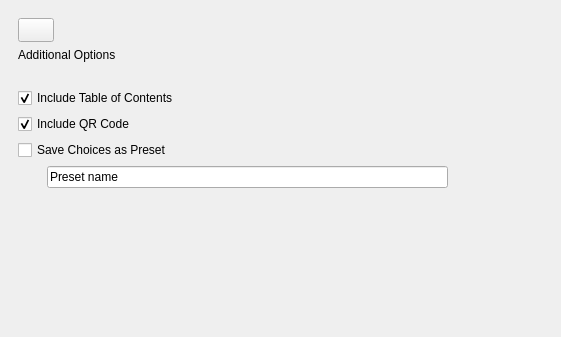
Above: gui/ui/screens/main_window.ui from mackenziet7/ao3-epub-to-odt before the change; both pictures show x 0 to 561 and y 0 to 337 of the 875 by 649 pixel window. Below: the same form after it.
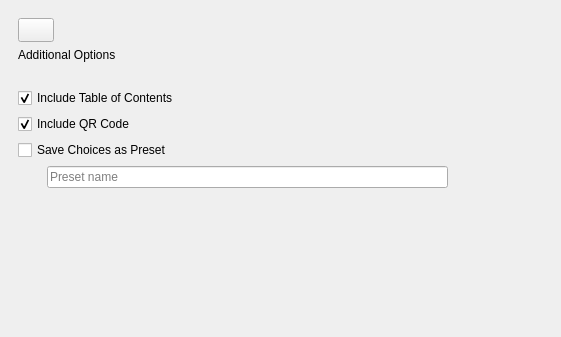
That is the form after the change. The open tabs and pages were chosen to show the change. Icons and pictures are not drawn.

```diff
--- a/gui/ui/screens/main_window.ui
+++ b/gui/ui/screens/main_window.ui
@@ -3868,6 +3868,9 @@
            <item>
             <widget class="QLineEdit" name="lineEditPresetName">
              <property name="text">
+              <string/>
+             </property>
+             <property name="placeholderText">
               <string>Preset name</string>
              </property>
             </widget>
```
